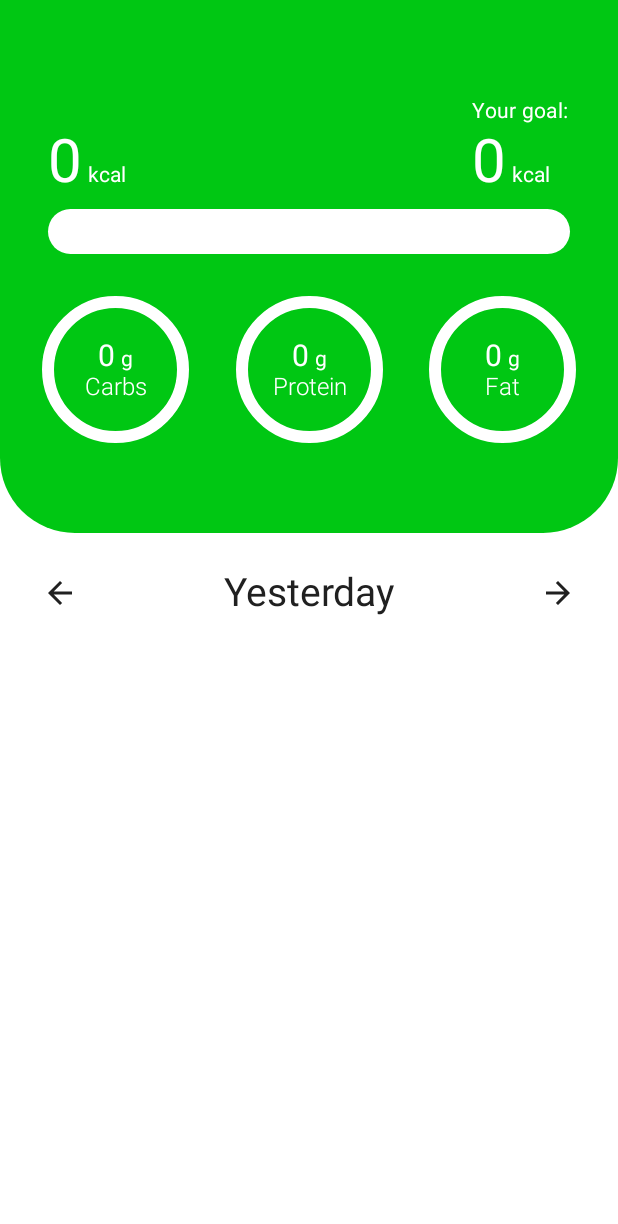
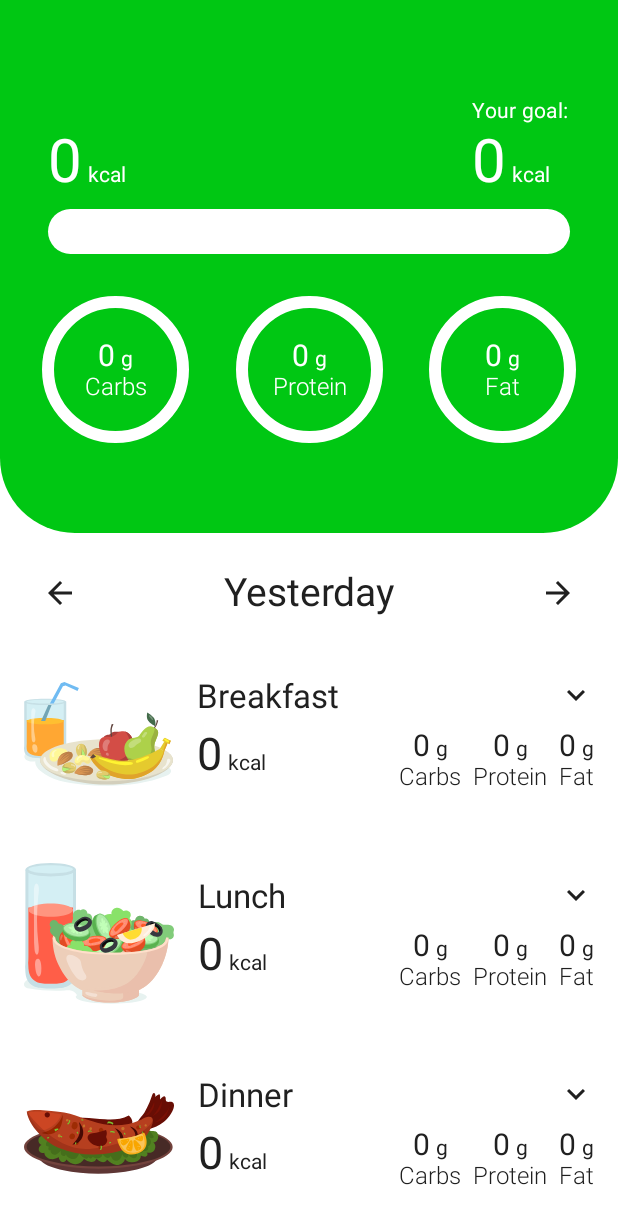
Before and after one commit to AmirMousavi-Dev/CaloryTracker, an Android app built with Jetpack Compose: the TrackerOverviewScreen screen opened through its navigation route, after a tap on "Previous day", on a phone screen of 412 x 824 dp. Shown: the top 1224 px of the screen. Run offline under Robolectric (Android 15) with nearby library versions, the phone set to English and light mode, and no system bars; our stand-ins replace Dagger/Hilt's generated code, Room's generated code.

Commit message:
Create ExpandableMeal UI

```diff
--- a/core/src/main/res/values/strings.xml
+++ b/core/src/main/res/values/strings.xml
@@ -44,6 +44,8 @@
     <string name="today">Today</string>
     <string name="tomorrow">Tomorrow</string>
     <string name="add">Add</string>
+    <string name="extend">Extend</string>
+    <string name="collapse">Collapse</string>
 
 
 </resources>
--- /dev/null
+++ b/tracker/tracker_presentation/src/main/java/ir/codroid/tracker_presentation/components/NutrientInfo.kt
@@ -0,0 +1,46 @@
+package ir.codroid.tracker_presentation.components
+
+import androidx.compose.foundation.layout.Column
+import androidx.compose.material3.MaterialTheme
+import androidx.compose.material3.Text
+import androidx.compose.runtime.Composable
+import androidx.compose.ui.Alignment
+import androidx.compose.ui.Modifier
+import androidx.compose.ui.graphics.Color
+import androidx.compose.ui.text.TextStyle
+import androidx.compose.ui.text.font.FontWeight
+import androidx.compose.ui.unit.TextUnit
+import androidx.compose.ui.unit.sp
+
+@Composable
+fun NutrientInfo(
+    name: String,
+    amount: Int,
+    unit: String,
+    modifier: Modifier = Modifier,
+    amountTextSize: TextUnit = 20.sp,
+    amountColor: Color = MaterialTheme.colorScheme.onBackground,
+    unitTextSize: TextUnit = 14.sp,
+    unitColor: Color = MaterialTheme.colorScheme.onBackground,
+    nameTextStyle: TextStyle = MaterialTheme.typography.bodyLarge,
+) {
+    Column(
+        modifier = modifier,
+        horizontalAlignment = Alignment.CenterHorizontally
+    ) {
+        UnitDisplay(
+            amount = amount,
+            unit = unit,
+            amountTextSize = amountTextSize,
+            amountColor = amountColor,
+            unitTextSize = unitTextSize,
+            unitColor = unitColor
+        )
+        Text(
+            text = name,
+            style = nameTextStyle,
+            fontWeight = FontWeight.Light,
+            color = MaterialTheme.colorScheme.onBackground,
+        )
+    }
+}
--- a/tracker/tracker_presentation/src/main/java/ir/codroid/tracker_presentation/tracker_overview/TrackerOverviewScreen.kt
+++ b/tracker/tracker_presentation/src/main/java/ir/codroid/tracker_presentation/tracker_overview/TrackerOverviewScreen.kt
@@ -6,6 +6,7 @@ import androidx.compose.foundation.layout.fillMaxWidth
 import androidx.compose.foundation.layout.height
 import androidx.compose.foundation.layout.padding
 import androidx.compose.foundation.lazy.LazyColumn
+import androidx.compose.foundation.lazy.items
 import androidx.compose.runtime.Composable
 import androidx.compose.ui.Modifier
 import androidx.compose.ui.platform.LocalContext
@@ -13,6 +14,7 @@ import androidx.hilt.navigation.compose.hiltViewModel
 import ir.codroid.core.util.UiEvent
 import ir.codroid.core_ui.LocalSpacing
 import ir.codroid.tracker_presentation.tracker_overview.components.DaySelector
+import ir.codroid.tracker_presentation.tracker_overview.components.ExpandableMeal
 import ir.codroid.tracker_presentation.tracker_overview.components.NutrientHeader
 
 @Composable
@@ -34,12 +36,26 @@ fun TrackerOverviewScreen(
             DaySelector(
                 date = state.date,
                 onPreviousDayClick = { viewModel.onEvent(TrackerOverviewContract.Event.OnPreviousDayClick) },
-                onNextDayClick = { viewModel.onEvent(TrackerOverviewContract.Event.OnNextDayClick)},
+                onNextDayClick = { viewModel.onEvent(TrackerOverviewContract.Event.OnNextDayClick) },
                 modifier = Modifier
                     .fillMaxWidth()
                     .padding(horizontal = spacing.spaceMedium)
             )
             Spacer(modifier = Modifier.height(spacing.spaceMedium))
         }
+        items(state.meals) { meal ->
+            ExpandableMeal(
+                meal = meal,
+                onToggleClick = {
+                    viewModel.onEvent(
+                        TrackerOverviewContract.Event.OnToggleMealClick(
+                            meal
+                        )
+                    )
+                },
+                content = { /*TODO*/ },
+                modifier = Modifier.fillMaxWidth()
+            )
+        }
     }
 }
--- /dev/null
+++ b/tracker/tracker_presentation/src/main/java/ir/codroid/tracker_presentation/tracker_overview/components/ExpandableMeal.kt
@@ -0,0 +1,117 @@
+package ir.codroid.tracker_presentation.tracker_overview.components
+
+import androidx.compose.animation.AnimatedVisibility
+import androidx.compose.foundation.Image
+import androidx.compose.foundation.clickable
+import androidx.compose.foundation.layout.Arrangement
+import androidx.compose.foundation.layout.Column
+import androidx.compose.foundation.layout.Row
+import androidx.compose.foundation.layout.Spacer
+import androidx.compose.foundation.layout.fillMaxWidth
+import androidx.compose.foundation.layout.height
+import androidx.compose.foundation.layout.padding
+import androidx.compose.foundation.layout.width
+import androidx.compose.material.icons.Icons
+import androidx.compose.material.icons.filled.KeyboardArrowDown
+import androidx.compose.material.icons.filled.KeyboardArrowUp
+import androidx.compose.material3.Icon
+import androidx.compose.material3.MaterialTheme
+import androidx.compose.material3.Text
+import androidx.compose.runtime.Composable
+import androidx.compose.ui.Alignment
+import androidx.compose.ui.Modifier
+import androidx.compose.ui.platform.LocalContext
+import androidx.compose.ui.res.painterResource
+import androidx.compose.ui.res.stringResource
+import androidx.compose.ui.unit.sp
+import ir.codroid.core.R
+import ir.codroid.core_ui.LocalSpacing
+import ir.codroid.tracker_presentation.components.NutrientInfo
+import ir.codroid.tracker_presentation.components.UnitDisplay
+import ir.codroid.tracker_presentation.tracker_overview.Meal
+
+@Composable
+fun ExpandableMeal(
+    meal: Meal,
+    onToggleClick: () -> Unit,
+    content: @Composable () -> Unit,
+    modifier: Modifier = Modifier
+) {
+
+    val spacing = LocalSpacing.current
+    val context = LocalContext.current
+
+    Column(
+        modifier = modifier
+    ) {
+        Row(
+            modifier = Modifier
+                .fillMaxWidth()
+                .clickable { onToggleClick() }
+                .padding(spacing.spaceMedium),
+            verticalAlignment = Alignment.CenterVertically
+        ) {
+            Image(
+                painter = painterResource(id = meal.drawableRes),
+                contentDescription = meal.name.asString(context)
+            )
+            Spacer(modifier = Modifier.width(spacing.spaceMedium))
+            Column(
+                modifier = Modifier.weight(1f)
+            ) {
+                Row(
+                    horizontalArrangement = Arrangement.SpaceBetween,
+                    modifier = Modifier.fillMaxWidth()
+
+                ) {
+                    Text(
+                        text = meal.name.asString(context),
+                        style = MaterialTheme.typography.displaySmall
+                    )
+                    Icon(
+                        imageVector = if (meal.isExpanded) Icons.Default.KeyboardArrowUp else Icons.Default.KeyboardArrowDown,
+                        contentDescription = stringResource(id = if (meal.isExpanded) R.string.collapse else R.string.extend)
+                    )
+                }
+
+                Spacer(modifier = Modifier.height(spacing.spaceSmall))
+
+                Row(
+                    modifier = Modifier.fillMaxWidth(),
+                    horizontalArrangement = Arrangement.SpaceBetween
+                ) {
+                    UnitDisplay(
+                        amount = meal.calories,
+                        unit = stringResource(id = R.string.kcal),
+                        amountTextSize = 30.sp
+                    )
+                    Row {
+                        NutrientInfo(
+                            name = stringResource(id = R.string.carbs),
+                            amount = meal.carbs,
+                            unit = stringResource(id = R.string.grams)
+                        )
+                        Spacer(modifier = Modifier.width(spacing.spaceSmall))
+                        NutrientInfo(
+                            name = stringResource(id = R.string.protein),
+                            amount = meal.protein,
+                            unit = stringResource(id = R.string.grams)
+                        )
+                        Spacer(modifier = Modifier.width(spacing.spaceSmall))
+
+                        NutrientInfo(
+                            name = stringResource(id = R.string.fat),
+                            amount = meal.fat,
+                            unit = stringResource(id = R.string.grams)
+                        )
+                    }
+                }
+            }
+        }
+
+        Spacer(modifier = Modifier.height(spacing.spaceMedium))
+        AnimatedVisibility(visible = meal.isExpanded) {
+            content()
+        }
+    }
+}
```
